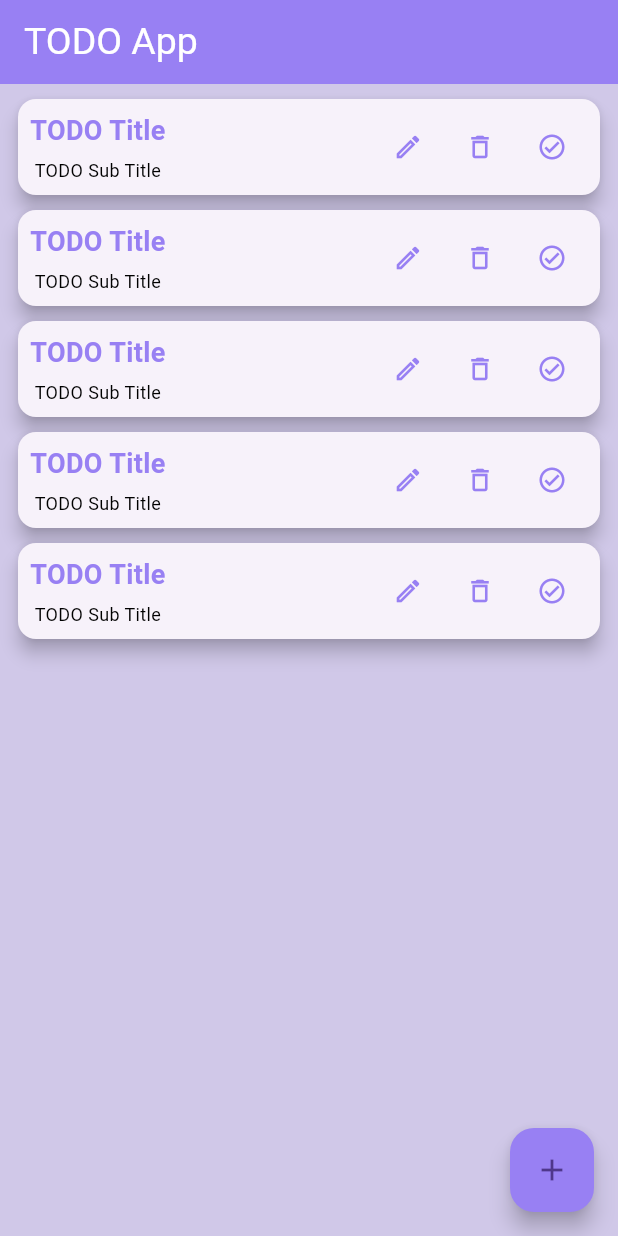
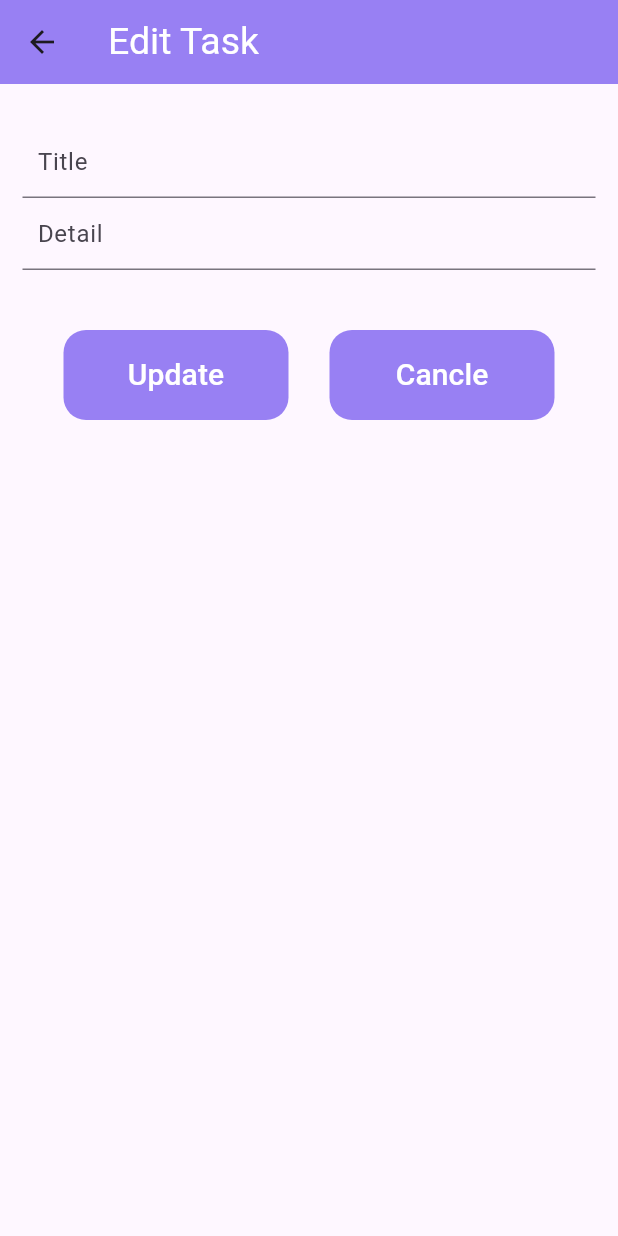
Before and after one commit to Suhaila-Farahat/todo-depi, a Flutter app: the screen it shows after launch, after a tap on the "mode edit outline" icon, on a phone screen of 412 x 824 dp. Run offline on Flutter 3.47's test engine with Material 3 defaults, Android fonts, the phone set to English and light mode, and no system bars.

Commit message:
editTaskPage commit

```diff
--- a/lib/Add ToDo page.dart
+++ b/lib/Add ToDo page.dart
@@ -1,8 +1,8 @@
 import 'package:flutter/material.dart';
 import 'package:todo_depi/Constants.dart';
 
-class AddTODOPage extends StatelessWidget {
-  const AddTODOPage({super.key});
+class AddTodoPage extends StatelessWidget {
+  const AddTodoPage({super.key});
 
   @override
   Widget build(BuildContext context) {
--- /dev/null
+++ b/lib/Edit Todo Page.dart
@@ -0,0 +1,94 @@
+import 'package:flutter/material.dart';
+import 'package:todo_depi/Constants.dart';
+
+class EditTodoPage extends StatelessWidget {
+  const EditTodoPage({super.key});
+
+  @override
+  Widget build(BuildContext context) {
+    return Scaffold(
+      appBar: AppBar(
+        title: const Text(
+          'Edit Task',
+          style: TextStyle(color: Colors.white, fontSize: 25),
+        ),
+        backgroundColor: defaultColor,
+      ),
+
+      body: Padding(
+        padding: const EdgeInsets.symmetric(
+            vertical: 28,
+            horizontal: 15
+        ),
+        child: Column(
+          children: [
+            TextFormField(
+              decoration: InputDecoration(
+                  hintText: 'Title',
+                  contentPadding: EdgeInsets.symmetric(
+                      vertical: 10,
+                      horizontal: 10
+                  )
+              ),
+
+            ),
+            TextFormField(
+              decoration: InputDecoration(
+                  hintText: 'Detail',
+                  contentPadding: EdgeInsets.symmetric(
+                      vertical: 10,
+                      horizontal: 10
+                  )
+              ),
+
+            ),
+            SizedBox(
+              height: 40,
+            ),
+            Row(
+              mainAxisAlignment: MainAxisAlignment.spaceEvenly,
+              children: [
+                Container(
+                  width: 150,
+                  height: 60,
+                  decoration: BoxDecoration(
+                      color: defaultColor,
+                      borderRadius: BorderRadius.circular(15)
+
+                  ),
+                  child: MaterialButton(
+                    onPressed: (){},
+                    child: Text(
+                      'Update',
+                      style: TextStyle( fontSize: 20,color: Colors.white),
+                    ),
+
+
+                  ),
+                ),
+                Container(
+                  width: 150,
+                  height: 60,
+                  decoration: BoxDecoration(
+                      color: defaultColor,
+                      borderRadius: BorderRadius.circular(15)
+
+                  ),
+                  child: MaterialButton(
+                    onPressed: (){},
+                    child: Text(
+                      'Cancle',
+                      style: TextStyle( fontSize: 20,color: Colors.white),
+                    ),
+
+
+                  ),
+                ),
+              ],
+            )
+          ],
+        ),
+      ),
+    );
+  }
+}
--- a/lib/ToDo page.dart
+++ b/lib/ToDo page.dart
@@ -1,6 +1,7 @@
 import 'package:flutter/material.dart';
 import 'package:todo_depi/Add%20ToDo%20page.dart';
 import 'package:todo_depi/Constants.dart';
+import 'package:todo_depi/Edit%20Todo%20Page.dart';
 
 class TodoPage extends StatelessWidget {
   const TodoPage({super.key});
@@ -58,7 +59,10 @@ class TodoPage extends StatelessWidget {
                           Row(
                             children: [
                               IconButton(
-                                  onPressed: () {},
+                                  onPressed: () {
+                                    Navigator.push(context, MaterialPageRoute(builder: (context) =>EditTodoPage()));
+
+                                  },
                                   icon: Icon(
                                     Icons.mode_edit_outline_outlined,
                                     color: defaultColor,
@@ -94,7 +98,7 @@ class TodoPage extends StatelessWidget {
       floatingActionButton: FloatingActionButton(
         backgroundColor: defaultColor,
         onPressed: (){
-          Navigator.push(context, MaterialPageRoute(builder: (context) =>AddTODOPage()));
+          Navigator.push(context, MaterialPageRoute(builder: (context) =>AddTodoPage()));
         },
         child: const Icon(
           Icons.add,
```
